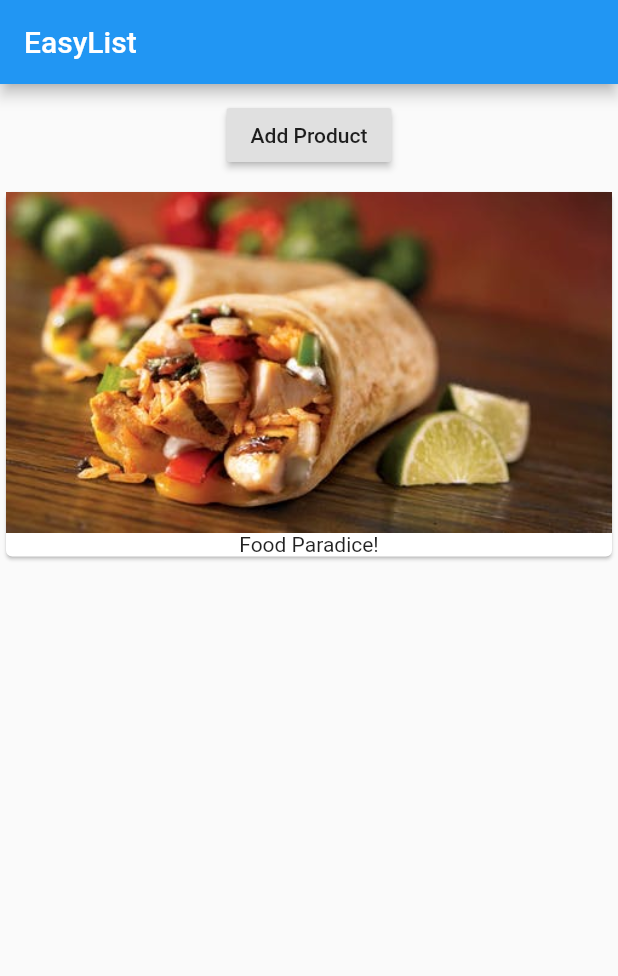
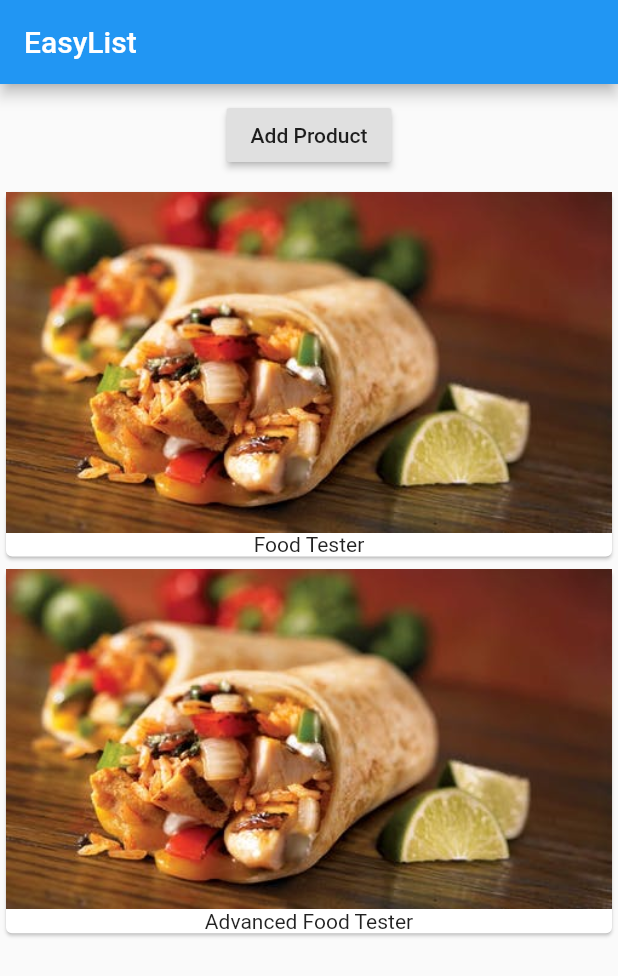
Before and after one commit to emoalb/my_flutter_app, a Flutter app: the screen it shows after launch, after a tap on "Add Product", on a phone screen of 412 x 824 dp. Shown: the top 976 px of the screen. Run offline on Flutter 3.47's test engine with Material 2 defaults, Android fonts, the phone set to English and light mode, and no system bars.

Commit message:
Some weird stuff is going on

```diff
--- a/lib/main.dart
+++ b/lib/main.dart
@@ -3,38 +3,53 @@ import 'package:flutter/material.dart';
 void main() => runApp(MyApp());
 
 class MyApp extends StatefulWidget {
-
   @override
   State<StatefulWidget> createState() {
     // TODO: implement createState
     return _MyAppState();
   }
 }
+
 class _MyAppState extends State<MyApp> {
+  List<String> _products = ['Food Tester'];
+
   @override
   Widget build(BuildContext context) {
     // TODO: implement build
     return new MaterialApp(
       home: Scaffold(
           appBar: AppBar(title: Text('EasyList')),
-        body: Column(children: <Widget>[
+          body: Column(
+            children: <Widget>[
               Container(
                 margin: EdgeInsets.all(10.0),
                 child: RaisedButton(
-              onPressed: () => {},
+                  onPressed: () => {
+                    setState(() {
+                      _products.add('Advanced Food Tester');
+                      print(_products);
+                    })
+
+
+                },
                   child: Text('Add Product'),
                 ),
               ),
+              Column(
+                children: _products
+                    .map((element) =>
                     Card(
                       child: Column(
                         children: <Widget>[
                           Image.asset('assets/food.jpeg'),
-                Text('Food Paradice!')
+                          Text(element)
                         ],
                       ),
-          ),
-        ]),
-      ),
+                    ))
+                    .toList(),
+              )
+            ],
+          )),
     );
   }
 }
```
Lines whose indentation alone changed are shown as unchanged.
